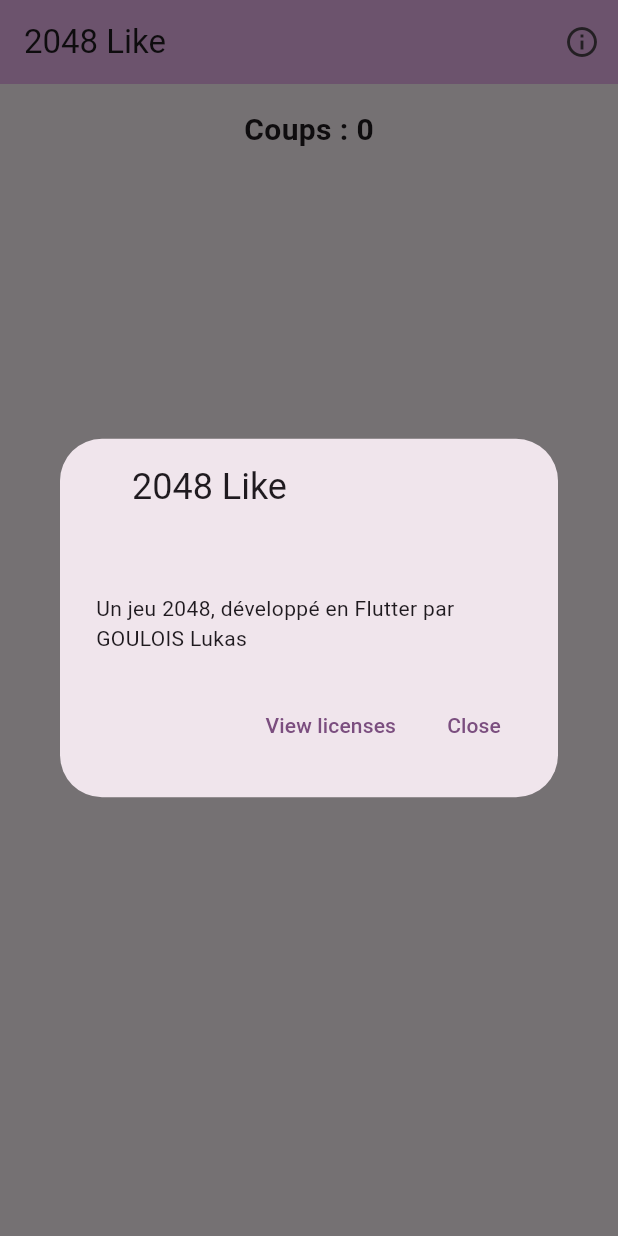
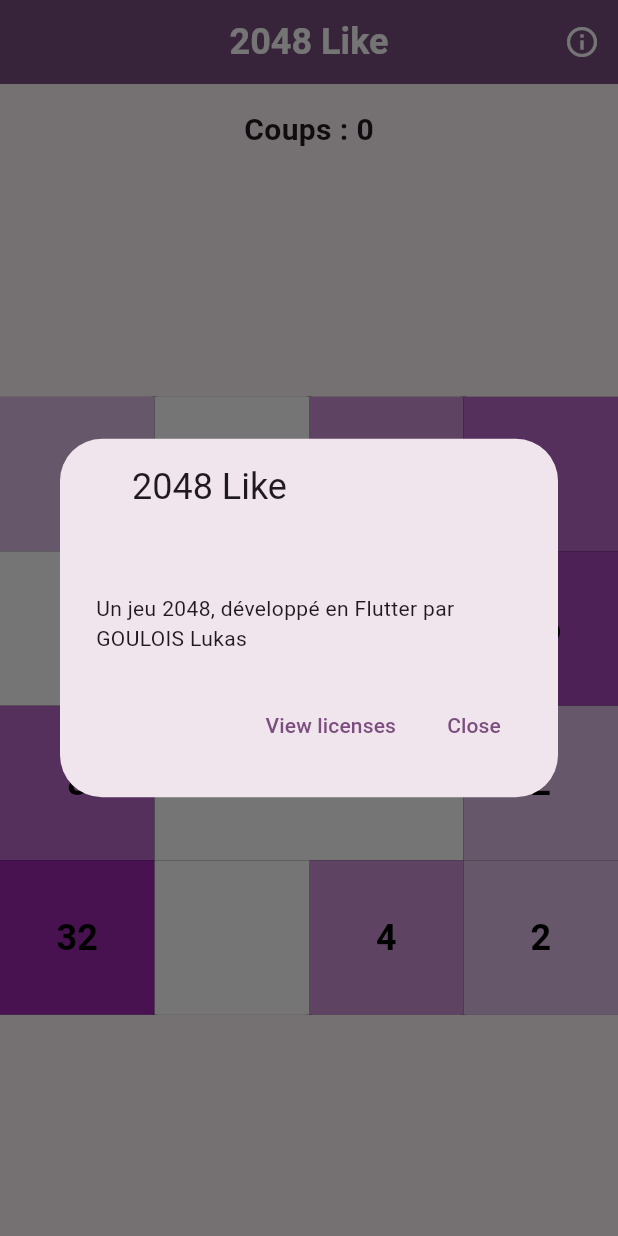
Before and after one commit to Nakougiko/game_2048_like, a Flutter app: the screen it shows after launch, after a tap on the "info outline" icon, on a phone screen of 412 x 824 dp. Run offline on Flutter 3.47's test engine with Material 3 defaults, Android fonts, the light colour scheme and no system bars.

Commit message:
Modifications majeur de l'interface Ajout de la grille et design des cellules Modification de style pour la page d'accueil

```diff
--- a/lib/screens/home_screen.dart
+++ b/lib/screens/home_screen.dart
@@ -1,29 +1,38 @@
 import 'package:flutter/material.dart';
+import '../widgets/board_painter.dart';
 
 class HomeScreen extends StatelessWidget {
   @override
   Widget build(BuildContext context) {
     return Scaffold(
+      // Scaffold pour la structure de la page
       appBar: AppBar(
         title: const Text('2048 Like'),
-        backgroundColor: Theme.of(context).colorScheme.inversePrimary,
+        backgroundColor: Theme.of(context).colorScheme.primary,
+        centerTitle: true,
+        titleTextStyle: const TextStyle(
+          fontSize: 24,
+          fontWeight: FontWeight.bold,
+        ),
         actions: [
           IconButton(
               icon: const Icon(Icons.info_outline),
+              color: Colors.white,
               onPressed: () {
                 // Affiche une boite de dialogue av les informations
                 showAboutDialog(
                   context: context,
                   applicationName: '2048 Like',
                   children: [
-                    const Text('Un jeu 2048, développé en Flutter par GOULOIS Lukas'),
+                    const Text(
+                        'Un jeu 2048, développé en Flutter par GOULOIS Lukas'),
                   ],
                 );
-            }
-          ),
+              }),
         ],
       ),
       body: Column(
+        // Corps de la page
         children: [
           Padding(
             padding: const EdgeInsets.all(16.0),
@@ -33,9 +42,31 @@
             ),
           ),
           Expanded(
+            // Permet au widget enfant de prendre toute la place disponible
             child: Center(
-              child: Text(
-                "Grille de jeu ici", // Texte statique temporaire pour la grille de jeu
+              child: AspectRatio(
+                aspectRatio: 1,
+                child: CustomPaint(
+                  painter: BoardPainter([
+                    2,
+                    0,
+                    4,
+                    8,
+                    0,
+                    2,
+                    4,
+                    16,
+                    8,
+                    0,
+                    0,
+                    2,
+                    32,
+                    0,
+                    4,
+                    2
+                  ]), // Valeur fictive
+                  child: Container(),
+                ),
               ),
             ),
           )
--- /dev/null
+++ b/lib/widgets/board_painter.dart
@@ -0,0 +1,81 @@
+import 'package:flutter/material.dart';
+
+class BoardPainter extends CustomPainter {
+  final List<int> values; // Liste des valeurs des cellules
+
+  BoardPainter(this.values);
+
+  @override
+  void paint(Canvas canvas, Size size) {
+    // Peinture pour le fond
+    Paint backgroundPaint = Paint()..color = Colors.grey;
+    canvas.drawRect(
+        Rect.fromLTWH(0, 0, size.width, size.height), backgroundPaint);
+
+    // Taille de chaque cellule
+    double cellSize = size.width / 4;
+
+    // Peinture pour les lignes de la grille
+    Paint linePaint = Paint()
+      ..color = Colors.black
+      ..strokeWidth = 4.0;
+
+    // Dessine les lignes verticales et horizontales
+    for (int i = 1; i < 4; i++) {
+      // Lignes verticales
+      canvas.drawLine(Offset(cellSize * i, 0),
+          Offset(cellSize * i, size.height), linePaint);
+      // Lignes horizontales
+      canvas.drawLine(
+          Offset(0, cellSize * i), Offset(size.width, cellSize * i), linePaint);
+    }
+
+    // Dessine les cellules
+    for (int row = 0; row < 4; row++) {
+      for (int col = 0; col < 4; col++) {
+        int index = row * 4 + col;
+        int value = values[index];
+
+        // Choix de la couleurs selon la valeur
+        Paint cellPaint = Paint()
+          ..color = value == 0
+              ? Colors.white
+              : Colors.purple[100 * (value.bitLength - 1)] ?? Colors.purple;
+
+        // Position et taille de la cellule
+        double left = col * cellSize;
+        double top = row * cellSize;
+        canvas.drawRect(
+            Rect.fromLTWH(left, top, cellSize, cellSize), cellPaint);
+
+        // Texte de la valeur
+        if (value != 0) {
+          final textPainter = TextPainter(
+            text: TextSpan(
+              text: '$value',
+              style: TextStyle(
+                color: Colors.black,
+                fontSize: 24.0,
+                fontWeight: FontWeight.bold,
+              ),
+            ),
+            textDirection: TextDirection.ltr,
+          );
+          textPainter.layout();
+          textPainter.paint(
+            canvas,
+            Offset(
+              left + (cellSize - textPainter.width) / 2,
+              top + (cellSize - textPainter.height) / 2,
+            ),
+          );
+        }
+      }
+    }
+  }
+
+  @override
+  bool shouldRepaint(covariant CustomPainter oldDelegate) {
+    return false;
+  }
+}
```
Lines whose indentation alone changed are shown as unchanged.
